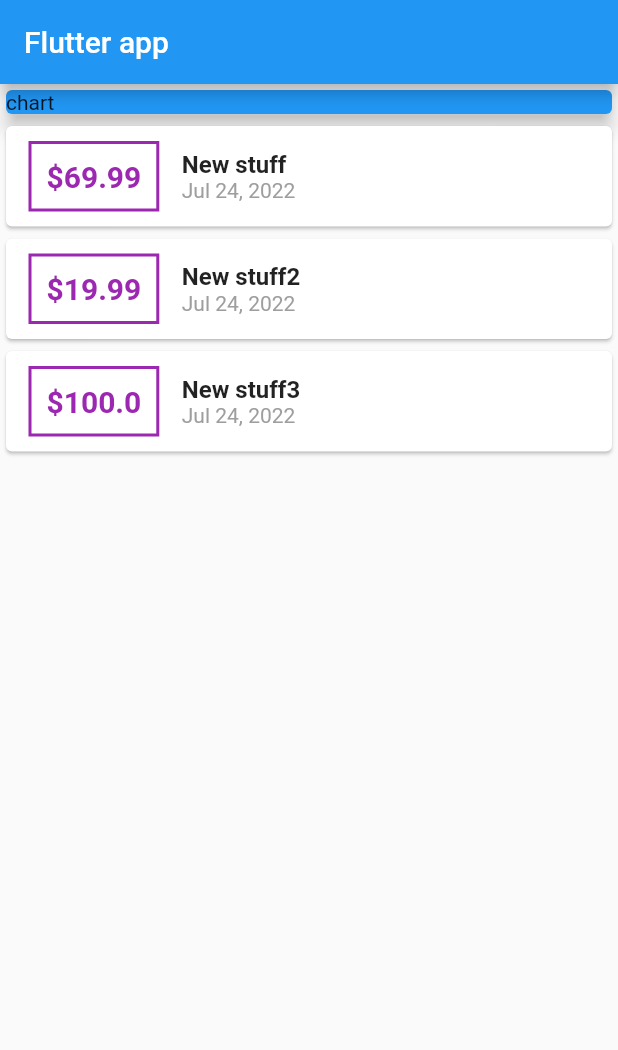
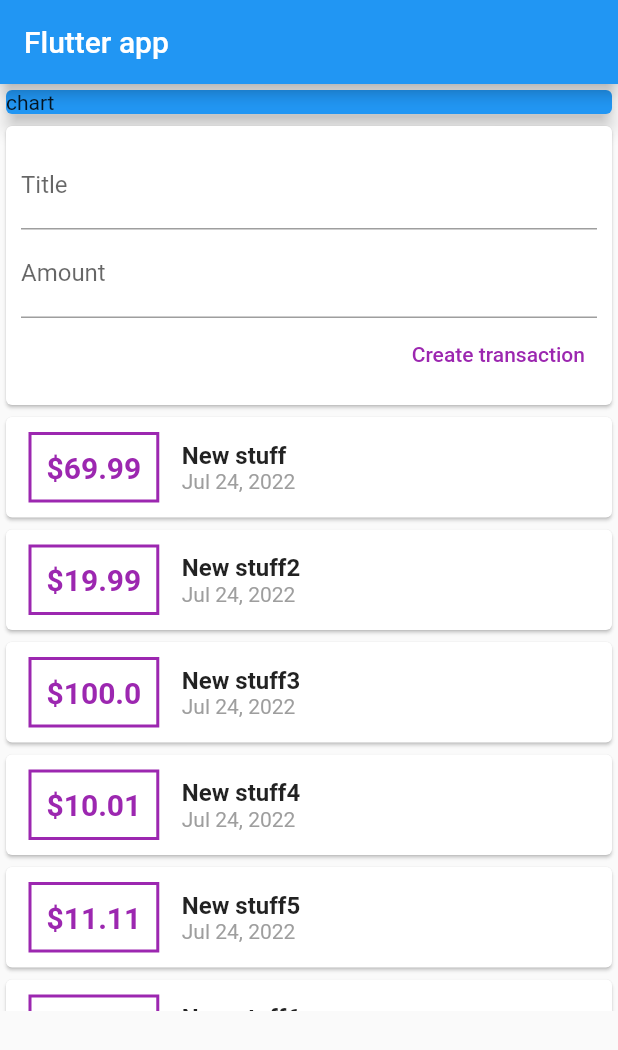
Before and after one commit to whisust/udemy-flutter, a Flutter app: the screen it shows after launch, on a phone screen of 412 x 824 dp. Shown: the top 1050 px of the screen. Run offline on Flutter 3.47's test engine with Material 2 defaults, Android fonts, the phone set to English and light mode, and no system bars.

Commit message:
Continue the expenses app up to lesson 91

```diff
--- a/expenses_app/lib/main.dart
+++ b/expenses_app/lib/main.dart
@@ -1,7 +1,5 @@
+import 'package:expenses_app/widgets/user_transactions.dart';
 import 'package:flutter/material.dart';
-import 'package:intl/intl.dart';
-
-import 'transaction.dart';
 
 void main() {
   runApp(const MyApp());
@@ -33,16 +31,6 @@ class MyApp extends StatelessWidget {
 }
 
 class MyHomePage extends StatelessWidget {
-  final _dateFormat = DateFormat.yMMMd();
-  final List<Transaction> transactions = [
-    Transaction(
-        id: 'id1', title: 'New stuff', amount: 69.99, date: DateTime.now()),
-    Transaction(
-        id: 'id2', title: 'New stuff2', amount: 19.99, date: DateTime.now()),
-    Transaction(
-        id: 'id3', title: 'New stuff3', amount: 100, date: DateTime.now()),
-  ];
-
   MyHomePage({Key? key}) : super(key: key);
 
   @override
@@ -51,52 +39,17 @@ class MyHomePage extends StatelessWidget {
         appBar: AppBar(
           title: const Text('Flutter app'),
         ),
-        body: Column(
-          mainAxisAlignment: MainAxisAlignment.start,
-          crossAxisAlignment: CrossAxisAlignment.stretch,
-          children: [
-            const SizedBox(
-              width: double.infinity,
-              child:
-                  Card(color: Colors.blue, elevation: 5, child: Text('chart')),
-            ),
-            Column(
-                children: transactions
-                    .map((tx) => Card(
-                            child: Row(
-                          children: [
-                            Container(
-                                margin: const EdgeInsets.symmetric(
-                                    vertical: 10, horizontal: 15),
-                                decoration: BoxDecoration(
-                                    border: Border.all(
-                                        color: Colors.purple, width: 2)),
-                                padding: const EdgeInsets.all(10),
-                                child: Text(
-                                  '\$${tx.amount}',
-                                  style: const TextStyle(
-                                    fontWeight: FontWeight.bold,
-                                    fontSize: 20,
-                                    color: Colors.purple,
-                                  ),
-                                )),
-                            Column(
-                              crossAxisAlignment: CrossAxisAlignment.start,
-                              children: [
-                                Text(tx.title,
-                                    style: TextStyle(
-                                        fontSize: 16,
-                                        fontWeight: FontWeight.bold)),
-                                Text(_dateFormat.format(tx.date),
-                                    style: TextStyle(
-                                      color: Colors.grey,
-                                    ))
-                              ],
-                            )
-                          ],
-                        )))
-                    .toList())
-          ],
-        ));
+        body: SingleChildScrollView(
+            child: Column(
+                mainAxisAlignment: MainAxisAlignment.start,
+                crossAxisAlignment: CrossAxisAlignment.stretch,
+                children: const [
+              SizedBox(
+                width: double.infinity,
+                child: Card(
+                    color: Colors.blue, elevation: 5, child: Text('chart')),
+              ),
+              UserTransactions()
+            ])));
   }
 }
--- /dev/null
+++ b/expenses_app/lib/widgets/new_transaction.dart
@@ -0,0 +1,37 @@
+import 'package:flutter/material.dart';
+
+class NewTransaction extends StatelessWidget {
+  final _titleController = TextEditingController();
+  final _amountController = TextEditingController();
+  final Function addTransaction;
+
+  NewTransaction({super.key, required this.addTransaction});
+
+  @override
+  Widget build(BuildContext context) {
+    return Card(
+        child: Container(
+      padding: const EdgeInsets.all(10),
+      child: Column(
+        crossAxisAlignment: CrossAxisAlignment.end,
+        children: [
+          TextField(
+            decoration: const InputDecoration(labelText: 'Title'),
+            controller: _titleController,
+          ),
+          TextField(
+              decoration: const InputDecoration(labelText: 'Amount'),
+              controller: _amountController),
+          TextButton(
+            style: TextButton.styleFrom(primary: Colors.purple),
+            onPressed: () {
+              addTransaction(
+                  _titleController.text, double.parse(_amountController.text));
+            },
+            child: const Text('Create transaction'),
+          )
+        ],
+      ),
+    ));
+  }
+}
--- /dev/null
+++ b/expenses_app/lib/widgets/transaction_list.dart
@@ -0,0 +1,55 @@
+import 'package:flutter/material.dart';
+import 'package:intl/intl.dart';
+
+import '../models/transaction.dart';
+
+class TransactionList extends StatelessWidget {
+  final _dateFormat = DateFormat.yMMMd();
+  final List<Transaction> transactions;
+
+  TransactionList({super.key, required this.transactions});
+
+  Widget _itemBuilder(BuildContext context, int index) {
+    final tx = transactions.elementAt(index);
+    return Card(
+        child: Row(
+      children: [
+        Container(
+            margin: const EdgeInsets.symmetric(vertical: 10, horizontal: 15),
+            decoration: BoxDecoration(
+                border: Border.all(color: Colors.purple, width: 2)),
+            padding: const EdgeInsets.all(10),
+            child: Text(
+              '\$${tx.amount}',
+              style: const TextStyle(
+                fontWeight: FontWeight.bold,
+                fontSize: 20,
+                color: Colors.purple,
+              ),
+            )),
+        Column(
+          crossAxisAlignment: CrossAxisAlignment.start,
+          children: [
+            Text(tx.title,
+                style:
+                    const TextStyle(fontSize: 16, fontWeight: FontWeight.bold)),
+            Text(_dateFormat.format(tx.date),
+                style: const TextStyle(
+                  color: Colors.grey,
+                ))
+          ],
+        )
+      ],
+    ));
+  }
+
+  @override
+  Widget build(BuildContext context) {
+    return Container(
+        height: 400,
+        child: ListView.builder(
+          itemBuilder: _itemBuilder,
+          itemCount: transactions.length,
+        ));
+  }
+}
--- /dev/null
+++ b/expenses_app/lib/widgets/user_transactions.dart
@@ -0,0 +1,50 @@
+import 'package:flutter/material.dart';
+import 'package:uuid/uuid.dart';
+
+import '../models/transaction.dart';
+import './new_transaction.dart';
+import './transaction_list.dart';
+
+class UserTransactions extends StatefulWidget {
+  const UserTransactions({Key? key}) : super(key: key);
+
+  @override
+  State<UserTransactions> createState() => _UserTransactionsState();
+}
+
+class _UserTransactionsState extends State<UserTransactions> {
+  final uuid = Uuid();
+  final List<Transaction> _userTransactions = [
+    Transaction(
+        id: 'id1', title: 'New stuff', amount: 69.99, date: DateTime.now()),
+    Transaction(
+        id: 'id2', title: 'New stuff2', amount: 19.99, date: DateTime.now()),
+    Transaction(
+        id: 'id3', title: 'New stuff3', amount: 100, date: DateTime.now()),
+    Transaction(
+        id: 'id4', title: 'New stuff4', amount: 10.01, date: DateTime.now()),
+    Transaction(
+        id: 'id5', title: 'New stuff5', amount: 11.11, date: DateTime.now()),
+    Transaction(
+        id: 'id6', title: 'New stuff6', amount: 11.11, date: DateTime.now()),
+  ];
+
+  void _addTransaction(String title, double amount) {
+    final newTransaction = Transaction(
+        id: uuid.v4().toString(),
+        title: title,
+        amount: amount,
+        date: DateTime.now());
+    setState(() {
+      _userTransactions.add(newTransaction);
+    });
+  }
+
+  @override
+  Widget build(BuildContext context) {
+    return Column(children: [
+      NewTransaction(addTransaction: _addTransaction),
+      TransactionList(transactions: _userTransactions),
+    ]);
+  }
+}
--- a/expenses_app/pubspec.yaml
+++ b/expenses_app/pubspec.yaml
@@ -34,6 +34,7 @@ dependencies:
   # Use with the CupertinoIcons class for iOS style icons.
   cupertino_icons: ^1.0.2
   intl: ^0.17.0
+  uuid: ^3.0.6
 
 
 dev_dependencies:
```
Also changed, not shown: expenses_app/lib/models/transaction.dart (renamed from expenses_app/lib/transaction.dart), expenses_app/pubspec.lock.
